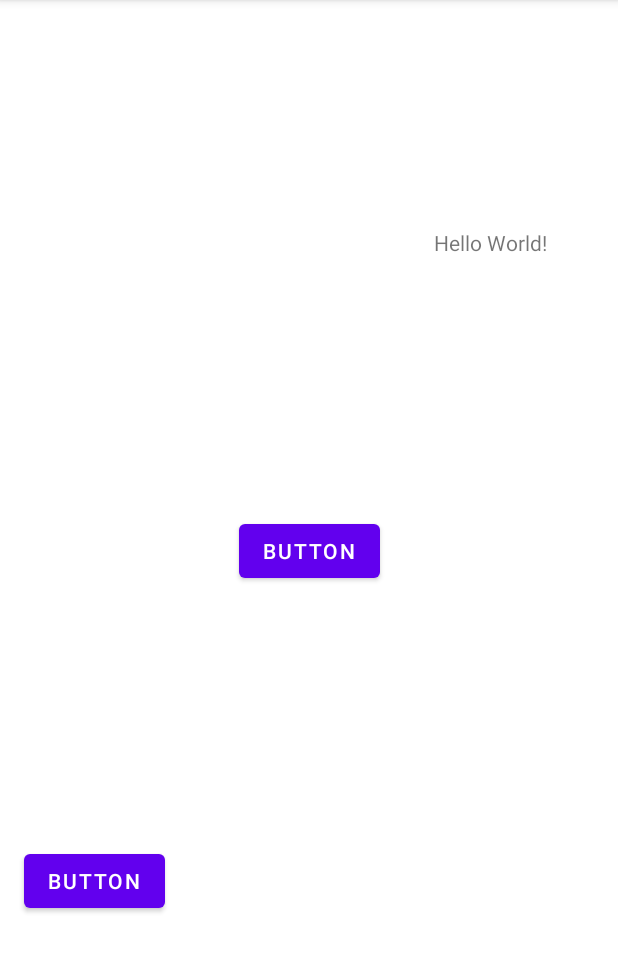
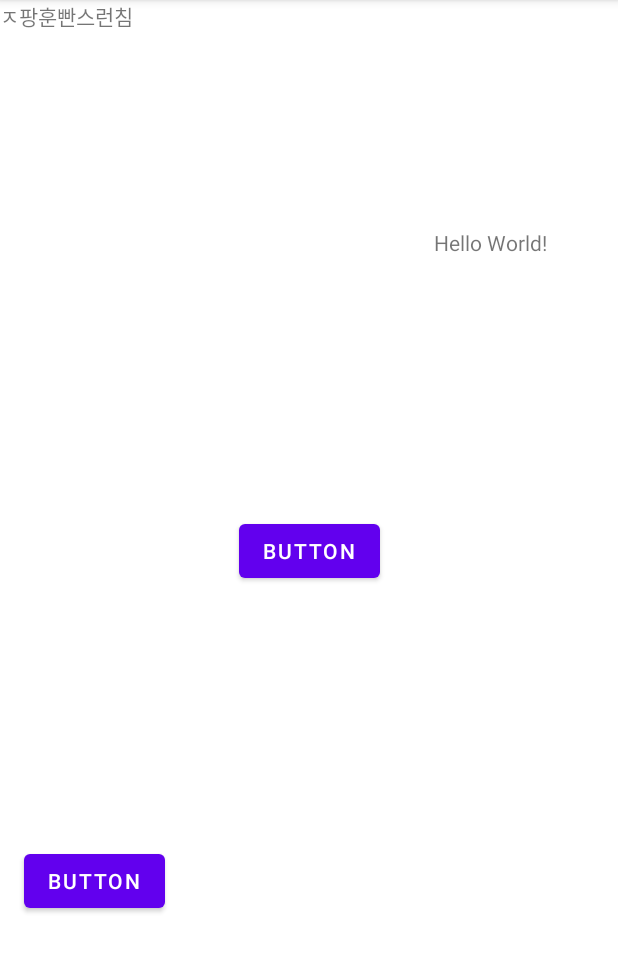
Before and after one commit to Goranies/MyTimeTable, an Android app: the screen it shows after launch (MainActivity), on a phone screen of 412 x 824 dp, the part 84-1056 px from its top. Run offline under Robolectric (Android 15) with nearby library versions, the phone set to English and light mode, and no system bars.

Commit message:
ㅎㅇㅎㅇ

```diff
--- a/app/src/main/res/layout/activity_main.xml
+++ b/app/src/main/res/layout/activity_main.xml
@@ -40,4 +40,12 @@
         app:layout_constraintStart_toStartOf="parent"
         app:layout_constraintTop_toBottomOf="@+id/textView" />
 
+    <TextView
+        android:id="@+id/textView2"
+        android:layout_width="wrap_content"
+        android:layout_height="wrap_content"
+        android:text="ㅈ팡훈빤스런침"
+        tools:layout_editor_absoluteX="147dp"
+        tools:layout_editor_absoluteY="105dp" />
+
 </androidx.constraintlayout.widget.ConstraintLayout>
```
